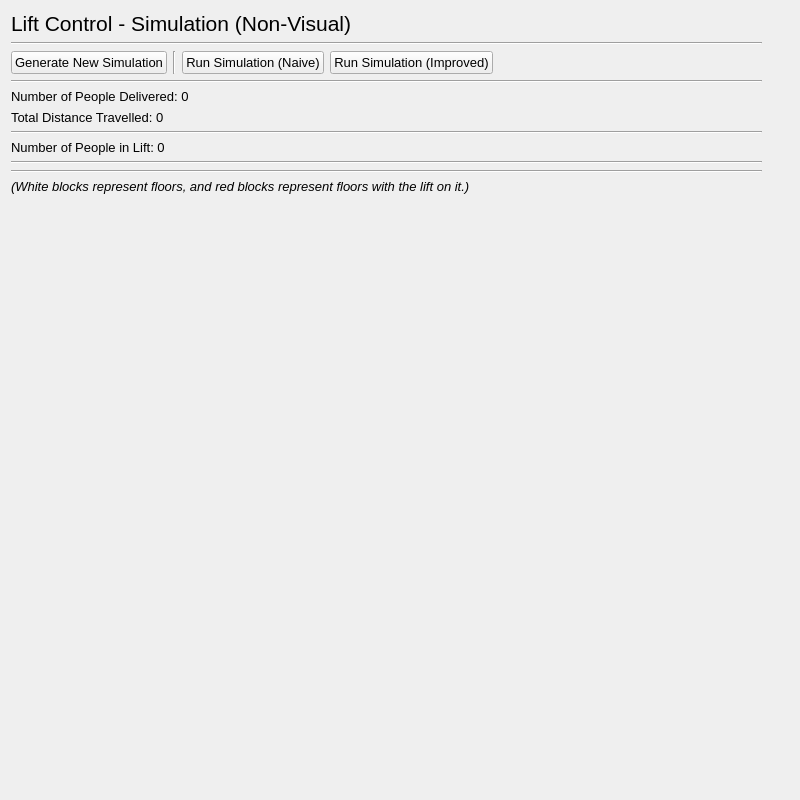
Above: sim_6_floors.ui from IsaacCheng9/lift-control-simulation before the change. Below: the same form after it.
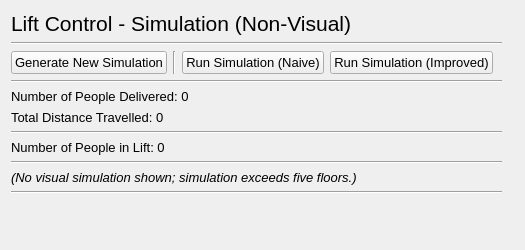
That is the form after the change.

```diff
--- a/sim_6_floors.ui
+++ b/sim_6_floors.ui
@@ -6,8 +6,8 @@
    <rect>
     <x>0</x>
     <y>0</y>
-    <width>800</width>
-    <height>800</height>
+    <width>525</width>
+    <height>250</height>
    </rect>
   </property>
   <property name="font">
@@ -25,8 +25,8 @@
      <rect>
       <x>11</x>
       <y>11</y>
-      <width>751</width>
-      <height>751</height>
+      <width>491</width>
+      <height>231</height>
      </rect>
     </property>
     <layout class="QVBoxLayout" name="vert_layout_lift_control">
@@ -138,13 +138,6 @@
        </property>
       </widget>
      </item>
-     <item>
-      <widget class="Line" name="hori_line_sim">
-       <property name="orientation">
-        <enum>Qt::Horizontal</enum>
-       </property>
-      </widget>
-     </item>
      <item>
       <widget class="QLabel" name="lbl_key">
        <property name="font">
@@ -153,7 +146,21 @@
         </font>
        </property>
        <property name="text">
-        <string>(White blocks represent floors, and red blocks represent floors with the lift on it.)</string>
+        <string>(No visual simulation shown; simulation exceeds five floors.)</string>
+       </property>
+      </widget>
+     </item>
+     <item>
+      <widget class="Line" name="hori_line_sim">
+       <property name="orientation">
+        <enum>Qt::Horizontal</enum>
+       </property>
+      </widget>
+     </item>
+     <item>
+      <widget class="QLabel" name="lbl_update">
+       <property name="text">
+        <string/>
        </property>
       </widget>
      </item>
```
